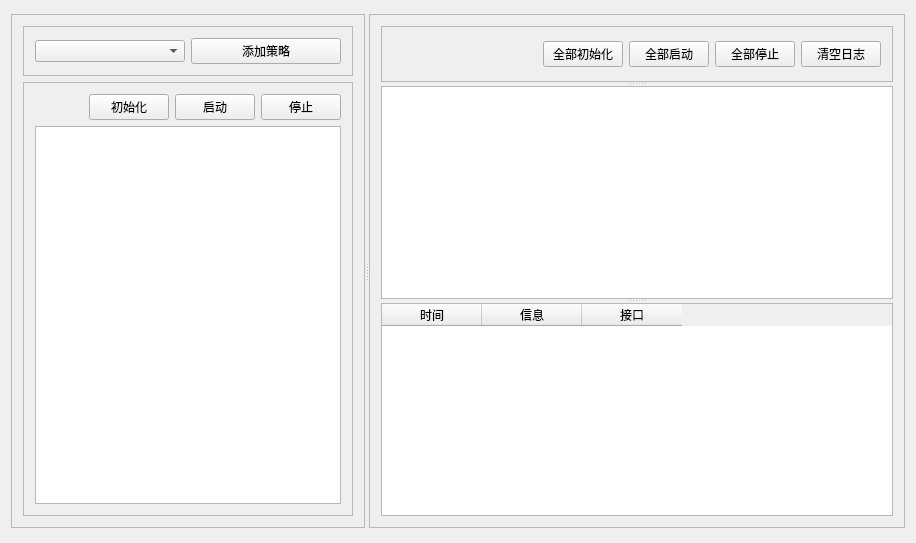
Above: QuantTrader/QCTrader/CTAStrategyManager.ui from yuanhuei/CQuantTrader before the change. Below: the same form after it.
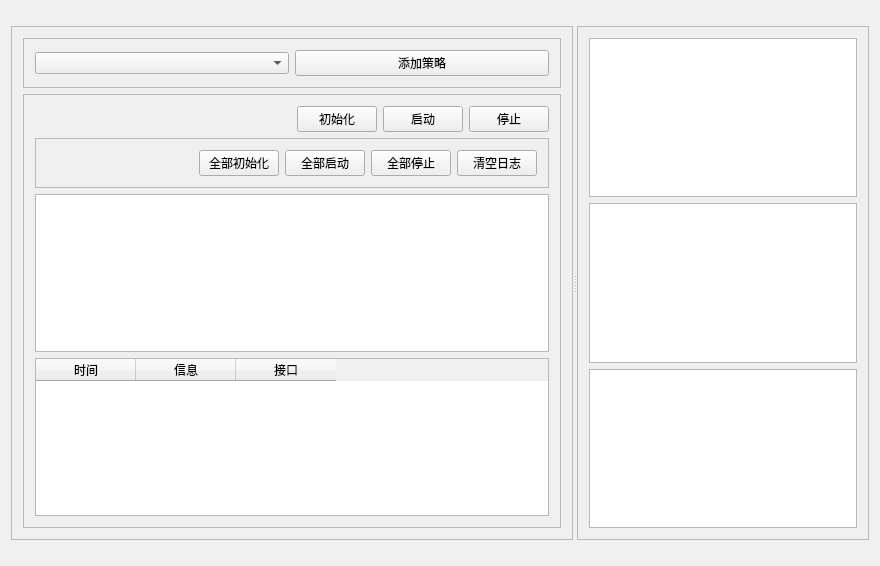
That is the form after the change.

What changed in the file:
```diff
--- a/QuantTrader/QCTrader/CTAStrategyManager.ui
+++ b/QuantTrader/QCTrader/CTAStrategyManager.ui
@@ -6,8 +6,8 @@
    <rect>
     <x>0</x>
     <y>0</y>
-    <width>916</width>
-    <height>543</height>
+    <width>880</width>
+    <height>566</height>
    </rect>
   </property>
   <property name="windowTitle">
@@ -112,27 +112,29 @@
             </item>
            </layout>
           </item>
-          <item row="1" column="0">
+          <item row="2" column="0">
            <widget class="QTableView" name="tableView"/>
           </item>
-         </layout>
-        </widget>
-       </item>
-      </layout>
-     </widget>
-     <widget class="QFrame" name="frame_2">
-      <property name="frameShape">
-       <enum>QFrame::StyledPanel</enum>
-      </property>
-      <property name="frameShadow">
-       <enum>QFrame::Raised</enum>
-      </property>
-      <layout class="QGridLayout" name="gridLayout_2">
-       <item row="0" column="0">
-        <widget class="QSplitter" name="splitter">
-         <property name="orientation">
-          <enum>Qt::Vertical</enum>
-         </property>
+          <item row="3" column="0">
+           <widget class="QTableWidget" name="tableWidget_3">
+            <column>
+             <property name="text">
+              <string>时间</string>
+             </property>
+            </column>
+            <column>
+             <property name="text">
+              <string>信息</string>
+             </property>
+            </column>
+            <column>
+             <property name="text">
+              <string>接口</string>
+             </property>
+            </column>
+           </widget>
+          </item>
+          <item row="1" column="0">
          <widget class="QFrame" name="frame_4">
           <property name="frameShape">
            <enum>QFrame::StyledPanel</enum>
@@ -188,25 +190,28 @@
            </item>
           </layout>
          </widget>
+          </item>
+         </layout>
+        </widget>
+       </item>
+      </layout>
+     </widget>
+     <widget class="QFrame" name="frame_2">
+      <property name="frameShape">
+       <enum>QFrame::StyledPanel</enum>
+      </property>
+      <property name="frameShadow">
+       <enum>QFrame::Raised</enum>
+      </property>
+      <layout class="QGridLayout" name="gridLayout_2">
+       <item row="1" column="0">
          <widget class="QTableView" name="tableView_2"/>
-         <widget class="QTableWidget" name="tableWidget_3">
-          <column>
-           <property name="text">
-            <string>时间</string>
-           </property>
-          </column>
-          <column>
-           <property name="text">
-            <string>信息</string>
-           </property>
-          </column>
-          <column>
-           <property name="text">
-            <string>接口</string>
-           </property>
-          </column>
-         </widget>
-        </widget>
+       </item>
+       <item row="2" column="0">
+        <widget class="QTableView" name="tableView_3"/>
+       </item>
+       <item row="3" column="0">
+        <widget class="QTableView" name="tableView_4"/>
        </item>
       </layout>
      </widget>
```
Lines whose indentation alone changed are shown as unchanged.
